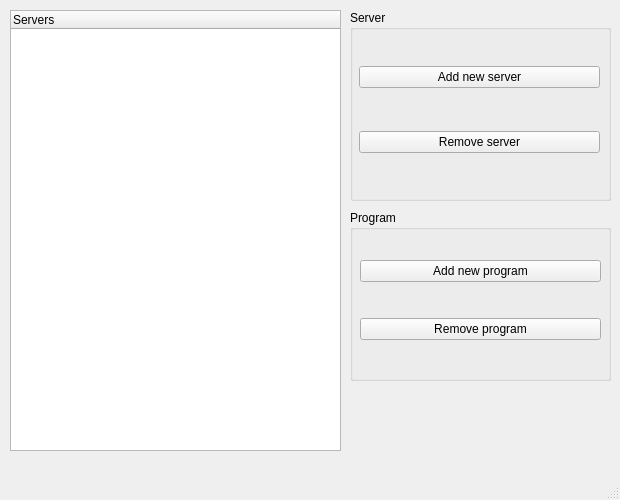
Megarekrut65/OOP-labs, file 2-sem/lab3b/Windows/mainwindow.ui: the form before one commit.
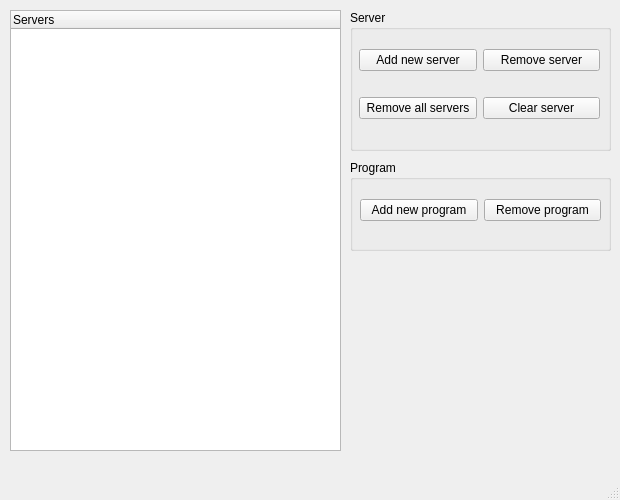
The form after the commit.

Commit message: Added clearing server and removing all servers

```diff
--- a/2-sem/lab3b/Windows/mainwindow.ui
+++ b/2-sem/lab3b/Windows/mainwindow.ui
@@ -47,7 +47,7 @@
       <x>350</x>
       <y>10</y>
       <width>261</width>
-      <height>191</height>
+      <height>141</height>
      </rect>
     </property>
     <property name="title">
@@ -59,7 +59,7 @@
        <x>9</x>
        <y>19</y>
        <width>241</width>
-       <height>161</height>
+       <height>111</height>
       </rect>
      </property>
      <layout class="QGridLayout" name="gridLayout">
@@ -70,13 +70,27 @@
         </property>
        </widget>
       </item>
-      <item row="1" column="0">
+      <item row="0" column="1">
        <widget class="QPushButton" name="pushButtonRemoveServer">
         <property name="text">
          <string>Remove server</string>
         </property>
        </widget>
       </item>
+      <item row="2" column="0">
+       <widget class="QPushButton" name="pushButtonRemoveAllServers">
+        <property name="text">
+         <string>Remove all servers</string>
+        </property>
+       </widget>
+      </item>
+      <item row="2" column="1">
+       <widget class="QPushButton" name="pushButtonClearServer">
+        <property name="text">
+         <string>Clear server</string>
+        </property>
+       </widget>
+      </item>
      </layout>
     </widget>
    </widget>
@@ -84,9 +98,9 @@
     <property name="geometry">
      <rect>
       <x>350</x>
-      <y>210</y>
+      <y>160</y>
       <width>261</width>
-      <height>171</height>
+      <height>91</height>
      </rect>
     </property>
     <property name="title">
@@ -98,10 +112,10 @@
        <x>10</x>
        <y>20</y>
        <width>241</width>
-       <height>141</height>
+       <height>61</height>
       </rect>
      </property>
-     <layout class="QVBoxLayout" name="verticalLayout">
+     <layout class="QHBoxLayout" name="horizontalLayout">
       <item>
        <widget class="QPushButton" name="pushButtonAddProgram">
         <property name="text">
```
Left out of the diff: 2 changed lines with no effect on the pictures. The commit also changes 6 other files.
